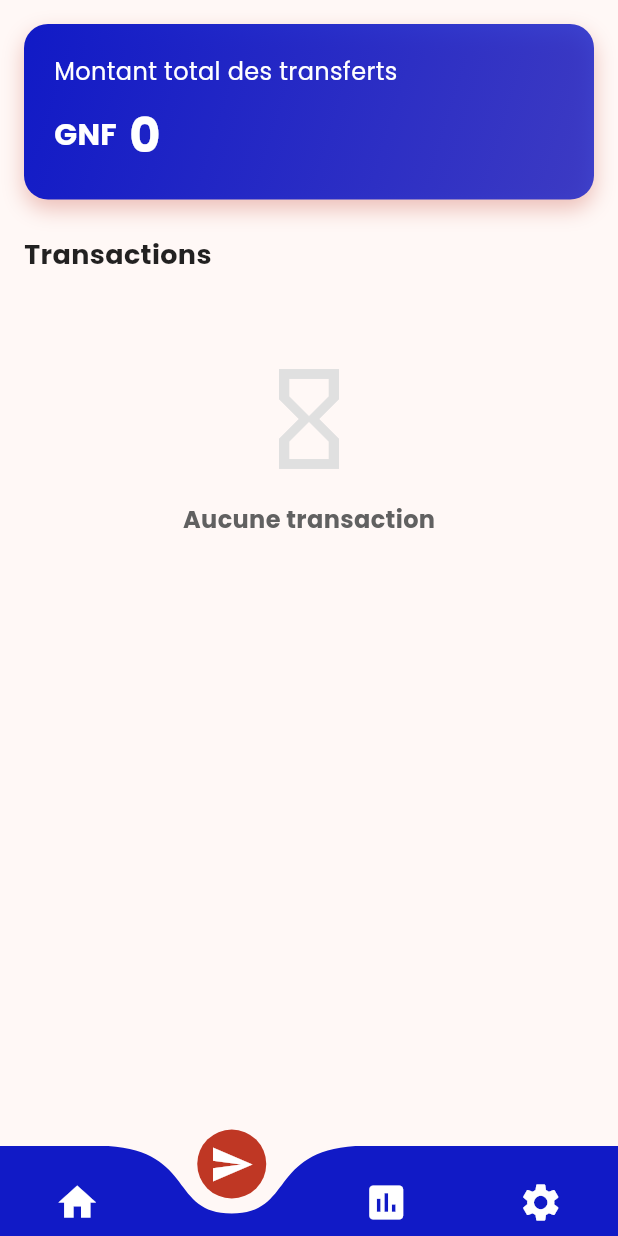
After one commit to cherift/microbitmoney-app, a Flutter app: the GeneralScreen screen opened directly, item 2 of the bottom bar chosen, on a phone screen of 412 x 824 dp. The commit adds this screen. Run offline on Flutter 3.47's test engine with Material 3 defaults, Android fonts, the phone set to English and light mode, and no system bars; drawn by our look-alikes of curved_navigation_bar; our stand-ins replace dio, flutter_secure_storage; accounts and stored records are empty; network calls fail.

Commit message:
transactions screen

```diff
--- a/lib/components/stat_card.dart
+++ b/lib/components/stat_card.dart
@@ -77,7 +77,7 @@ class _StatCardsWidgetState extends State<StatCardsWidget> {
             Expanded(
               flex: 1,
               child: _buildGradientStatCard(
-                title: 'Commission',
+                title: 'Total',
                 value: commissionAmount,
                 growth: commissionGrowth,
                 gradientStart: AppColors.primary,
--- /dev/null
+++ b/lib/screens/general_screen.dart
@@ -0,0 +1,56 @@
+import 'package:bit_money/constants/app_colors.dart';
+import 'package:bit_money/screens/home_screen.dart';
+import 'package:bit_money/screens/transaction_screen.dart';
+import 'package:curved_navigation_bar/curved_navigation_bar.dart';
+import 'package:flutter/material.dart';
+
+class GeneralScreen extends StatefulWidget {
+  const GeneralScreen({super.key});
+
+  @override
+  State<GeneralScreen> createState() => GeneralScreenState();
+}
+
+class GeneralScreenState extends State<GeneralScreen> {
+  int _selectedIndex = 0;
+
+  final List<Map<String, dynamic>> _navItems = [
+    {'icon': Icons.home, 'page': HomePage()},
+    {'icon': Icons.send, 'page': TransactionsScreen()},
+    {'icon': Icons.insert_chart, 'page': HomePage()},
+    {'icon': Icons.settings, 'page': HomePage()},
+  ];
+
+  @override
+  Widget build(BuildContext context) {
+    return Scaffold(
+      body: Container(
+        decoration: const BoxDecoration(
+          color: AppColors.background,
+        ),
+        child: _navItems[_selectedIndex]['page'],
+      ),
+      bottomNavigationBar: CurvedNavigationBar(
+        backgroundColor: Colors.transparent,
+        color: AppColors.secondary,
+        buttonBackgroundColor: AppColors.primary,
+        animationDuration: const Duration(milliseconds: 300),
+        animationCurve: Curves.easeInOut,
+        height: 60,
+        index: _selectedIndex,
+        items: _navItems.map((item) {
+          return Icon(
+            item['icon'],
+            size: 30,
+            color: AppColors.white
+          );
+        }).toList(),
+        onTap: (index) {
+          setState(() {
+            _selectedIndex = index;
+          });
+        },
+      ),
+    );
+  }
+}
--- a/lib/screens/home_screen.dart
+++ b/lib/screens/home_screen.dart
@@ -3,7 +3,6 @@ import 'package:bit_money/components/notifications.dart';
 import 'package:bit_money/components/quick_actions.dart';
 import 'package:bit_money/components/stat_card.dart';
 import 'package:bit_money/constants/app_colors.dart';
-import 'package:bit_money/screens/bottom_navigation.dart';
 import 'package:flutter/material.dart';
 
 class HomePage extends StatefulWidget {
@@ -43,7 +42,6 @@ class _HomePageState extends State<HomePage> {
           ),
         ),
       ),
-      bottomNavigationBar: const BottomNavBarWidget(),
     );
   }
 }
--- a/lib/screens/login_screen.dart
+++ b/lib/screens/login_screen.dart
@@ -1,4 +1,4 @@
-import 'package:bit_money/screens/home_screen.dart';
+import 'package:bit_money/screens/general_screen.dart';
 import 'package:flutter/material.dart';
 import 'package:bit_money/services/auth_service.dart';
 import 'package:bit_money/constants/app_colors.dart';
@@ -301,7 +301,7 @@ class _LoginScreenState extends State<LoginScreen> {
                                               WidgetsBinding.instance.addPostFrameCallback((_) {
                                                 if (response['success'] == true) {
                                                   Navigator.of(context).pushReplacement(
-                                                    MaterialPageRoute(builder: (_) => const HomePage()),
+                                                    MaterialPageRoute(builder: (_) => const GeneralScreen()),
                                                   );
                                                 } else {
                                                   setState(() {
--- /dev/null
+++ b/lib/screens/transaction_screen.dart
@@ -0,0 +1,318 @@
+import 'package:bit_money/constants/app_colors.dart';
+import 'package:bit_money/models/transaction_model.dart';
+import 'package:bit_money/screens/transaction_receipt_screen.dart';
+import 'package:bit_money/services/transaction_service.dart';
+import 'package:flutter/material.dart';
+import 'package:intl/intl.dart';
+
+class TransactionsScreen extends StatefulWidget {
+
+  const TransactionsScreen({
+    super.key,
+  });
+
+  @override
+  State<TransactionsScreen> createState() => _TransactionsScreenState();
+}
+
+class _TransactionsScreenState extends State<TransactionsScreen> {
+  late TransactionService _transactionService;
+  List<Transaction> _transactions = [];
+  bool _isLoading = true;
+  double _totalAmount = 0;
+  String _currency = 'GNF';
+
+  @override
+  void initState() {
+    super.initState();
+    _transactionService = TransactionService();
+    _loadTransactions();
+  }
+
+  Future<void> _loadTransactions() async {
+    setState(() {
+      _isLoading = true;
+    });
+
+    try {
+      final transactions = await _transactionService.getTransactions();
+      transactions.sort((a, b) => b.createdAt.compareTo(a.createdAt));
+
+      final total = transactions.fold<double>(
+        0, (sum, transaction) => sum + transaction.amount
+      );
+      final currency = transactions.isNotEmpty ? transactions.first.currency : 'GNF';
+
+      setState(() {
+        _transactions = transactions;
+        _totalAmount = total;
+        _currency = currency;
+        _isLoading = false;
+      });
+    } catch (e) {
+      debugPrint('Erreur lors du chargement des transactions: $e');
+      setState(() {
+        _isLoading = false;
+      });
+    }
+  }
+
+  @override
+  Widget build(BuildContext context) {
+    return Scaffold(
+      body: _isLoading
+          ? const Center(child: CircularProgressIndicator())
+          : RefreshIndicator(
+            onRefresh: _loadTransactions,
+            child: Container(
+                decoration: const BoxDecoration(
+                color: Colors.transparent,
+              ),
+              child: SafeArea(
+                  child: SingleChildScrollView(
+                    physics: const AlwaysScrollableScrollPhysics(),
+                    child: Padding(
+                      padding: const EdgeInsets.all(16.0),
+                      child: Column(
+                        crossAxisAlignment: CrossAxisAlignment.start,
+                        children: [
+                          _buildTotalAmountCard(),
+                          const SizedBox(height: 24),
+                          const Text(
+                            'Transactions',
+                            style: TextStyle(
+                              fontSize: 18,
+                              fontWeight: FontWeight.bold,
+                              color: Colors.black87,
+                            ),
+                          ),
+                          const SizedBox(height: 16),
+                          _buildTransactionsList(),
+                        ],
+                      ),
+                    ),
+                  ),
+                ),
+            ),
+          ),
+    );
+  }
+
+  Widget _buildTotalAmountCard() {
+    final formatter = NumberFormat('#,###', 'fr');
+    final formattedAmount = formatter.format(_totalAmount);
+
+    return Container(
+      width: double.infinity,
+      padding: const EdgeInsets.all(20),
+      decoration: BoxDecoration(
+        gradient: LinearGradient(
+          begin: Alignment.topLeft,
+          end: Alignment.bottomRight,
+          colors: [
+            AppColors.secondary,
+            AppColors.secondary.withValues(alpha: .8),
+          ],
+        ),
+        borderRadius: BorderRadius.circular(16),
+        boxShadow: [
+          BoxShadow(
+            color: AppColors.primary.withValues(alpha: .3),
+            blurRadius: 12,
+            offset: const Offset(0, 6),
+          ),
+        ],
+      ),
+      child: Column(
+        crossAxisAlignment: CrossAxisAlignment.start,
+        children: [
+          const Text(
+            'Montant total des transferts',
+            style: TextStyle(
+              fontSize: 16,
+              color: AppColors.white,
+            ),
+          ),
+          const SizedBox(height: 8),
+          Row(
+            children: [
+              Text(
+                _currency,
+                style: const TextStyle(
+                  fontSize: 20,
+                  fontWeight: FontWeight.bold,
+                  color: AppColors.white,
+                ),
+              ),
+              const SizedBox(width: 8),
+              Text(
+                formattedAmount,
+                style: const TextStyle(
+                  fontSize: 32,
+                  fontWeight: FontWeight.bold,
+                  color: AppColors.white,
+                ),
+              ),
+            ],
+          ),
+        ],
+      ),
+    );
+  }
+
+  Widget _buildTransactionsList() {
+    if (_transactions.isEmpty) {
+      return Center(
+        child: Column(
+          children: [
+            const SizedBox(height: 40),
+            Icon(
+              Icons.hourglass_empty,
+              size: 80,
+              color: Colors.grey[300],
+            ),
+            const SizedBox(height: 16),
+            Text(
+              'Aucune transaction',
+              style: TextStyle(
+                fontSize: 16,
+                fontWeight: FontWeight.bold,
+                color: Colors.grey[700],
+              ),
+            ),
+          ],
+        ),
+      );
+    }
+
+    return ListView.builder(
+      physics: const NeverScrollableScrollPhysics(),
+      shrinkWrap: true,
+      itemCount: _transactions.length,
+      itemBuilder: (context, index) {
+        final transaction = _transactions[index];
+        return _buildTransactionCard(transaction);
+      },
+    );
+  }
+
+  Widget _buildTransactionCard(Transaction transaction) {
+    final formatter = NumberFormat('#,###', 'fr');
+    final formattedAmount = formatter.format(transaction.amount);
+
+    final dateFormatter = DateFormat('dd/MM/yyyy', 'fr');
+    final formattedDate = dateFormatter.format(transaction.createdAt);
+
+    Color statusColor;
+    String statusText;
+
+    switch (transaction.status) {
+      case 'PENDING':
+        statusColor = Colors.amber;
+        statusText = 'En attente';
+        break;
+      case 'COMPLETED':
+        statusColor = Colors.green;
+        statusText = 'Terminé';
+        break;
+      case 'REJECTED':
+        statusColor = Colors.red;
+        statusText = 'Refusé';
+        break;
+      default:
+        statusColor = Colors.grey;
+        statusText = transaction.status;
+    }
+
+    return Card(
+      margin: const EdgeInsets.only(bottom: 16),
+      elevation: 5,
+      shape: RoundedRectangleBorder(
+        borderRadius: BorderRadius.circular(12),
+      ),
+      child: Padding(
+        padding: const EdgeInsets.all(16),
+        child: Column(
+          crossAxisAlignment: CrossAxisAlignment.start,
+          children: [
+            Row(
+              mainAxisAlignment: MainAxisAlignment.spaceBetween,
+              children: [
+                Expanded(
+                  child: Column(
+                    crossAxisAlignment: CrossAxisAlignment.start,
+                    children: [
+                      Text(
+                        transaction.referenceId,
+                        style: const TextStyle(
+                          fontSize: 16,
+                          fontWeight: FontWeight.bold,
+                        ),
+                        overflow: TextOverflow.ellipsis,
+                      ),
+                      const SizedBox(height: 4),
+                      Text(
+                        '${transaction.operator?.name ?? 'Opérateur'} - $formattedAmount $_currency',
+                        style: TextStyle(
+                          fontSize: 14,
+                          color: Colors.grey[700],
+                        ),
+                      ),
+                      const SizedBox(height: 2),
+                      Text(
+                        '${transaction.pdv?.name ?? 'PDV'} - $formattedDate',
+                        style: TextStyle(
+                          fontSize: 12,
+                          color: Colors.grey[600],
+                        ),
+                      ),
+                    ],
+                  ),
+                ),
+                Container(
+                  padding: const EdgeInsets.symmetric(horizontal: 12, vertical: 6),
+                  decoration: BoxDecoration(
+                    color: statusColor.withValues(alpha: .15),
+                    borderRadius: BorderRadius.circular(50),
+                  ),
+                  child: Text(
+                    statusText,
+                    style: TextStyle(
+                      color: statusColor,
+                      fontWeight: FontWeight.bold,
+                      fontSize: 12,
+                    ),
+                  ),
+                ),
+              ],
+            ),
+            const SizedBox(height: 12),
+            Row(
+              children: [
+                OutlinedButton.icon(
+                  onPressed: () {
+                    Navigator.push(
+                      context,
+                      MaterialPageRoute(
+                        builder: (context) => TransactionReceiptScreen(transaction: transaction),
+                      ),
+                    );
+                  },
+                  icon: const Icon(Icons.receipt_outlined, size: 18),
+                  label: const Text('Voir le reçu'),
+                  style: OutlinedButton.styleFrom(
+                    foregroundColor: AppColors.secondary,
+                    side: BorderSide(color: AppColors.secondary),
+                    shape: RoundedRectangleBorder(
+                      borderRadius: BorderRadius.circular(8),
+                    ),
+                  ),
+                ),
+              ],
+            ),
+          ],
+        ),
+      ),
+    );
+  }
+}
```
Also changed, not shown: lib/main.dart (+8 -3 lines), lib/screens/bottom_navigation.dart (deleted, +0 -47 lines), lib/screens/transaction_receipt_screen.dart (added, +269 -0 lines).
